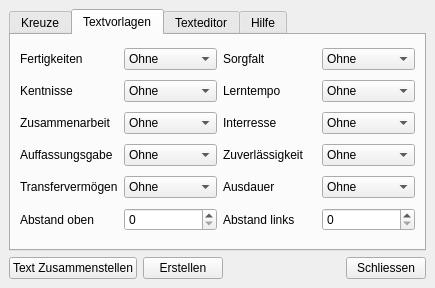
str4el/grading, file GradingWindow.ui: the form before one commit.
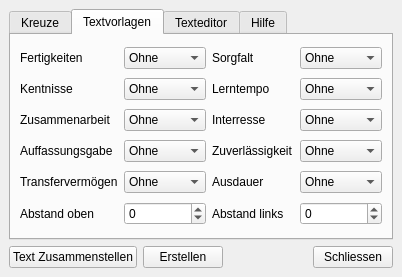
The form after the commit. The open tabs and pages were chosen to show the change.

```diff
--- a/GradingWindow.ui
+++ b/GradingWindow.ui
@@ -1,12 +1,12 @@
 <ui version="4.0" >
  <class>GradingWindow</class>
- <widget class="QMainWindow" name="GradingWindow" >
-  <property name="geometry" >
+ <widget class="QMainWindow" name="GradingWindow">
+  <property name="geometry">
    <rect>
     <x>0</x>
     <y>0</y>
-    <width>435</width>
-    <height>288</height>
+    <width>402</width>
+    <height>277</height>
    </rect>
   </property>
   <property name="windowTitle" >
@@ -1025,8 +1025,15 @@
           </property>
          </widget>
         </item>
-        <item row="5" column="1" >
-         <widget class="QSpinBox" name="offset_top" />
+        <item row="5" column="1">
+         <widget class="QSpinBox" name="offset_top">
+          <property name="minimum">
+           <number>-10</number>
+          </property>
+          <property name="maximum">
+           <number>10</number>
+          </property>
+         </widget>
         </item>
         <item row="5" column="2" >
          <widget class="QLabel" name="label_25" >
@@ -1038,8 +1045,15 @@
           </property>
          </widget>
         </item>
-        <item row="5" column="3" >
-         <widget class="QSpinBox" name="offset_left" />
+        <item row="5" column="3">
+         <widget class="QSpinBox" name="offset_left">
+          <property name="minimum">
+           <number>-10</number>
+          </property>
+          <property name="maximum">
+           <number>10</number>
+          </property>
+         </widget>
         </item>
         <item row="1" column="0" >
          <widget class="QLabel" name="label_22" >
```
Left out of the diff: 793 changed lines with no effect on the pictures.
